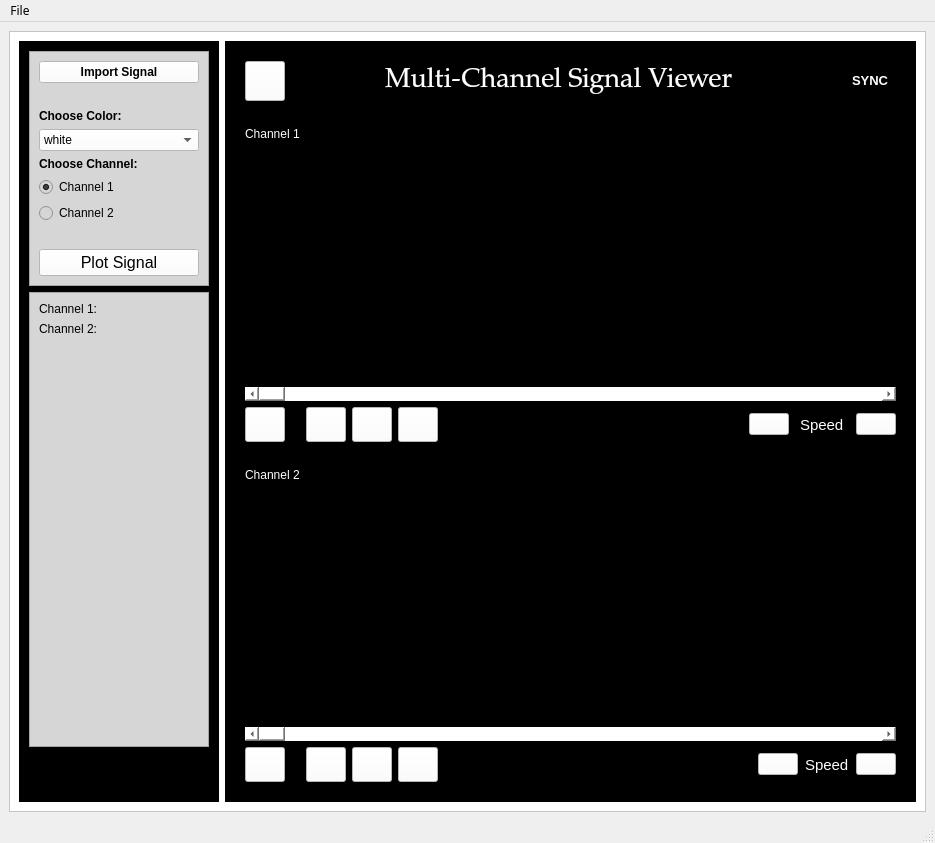
First picture: the form in Task 1/task1_design.ui, repository mohandemadx/MultiChannel_Signal_Viewer, before the edit.
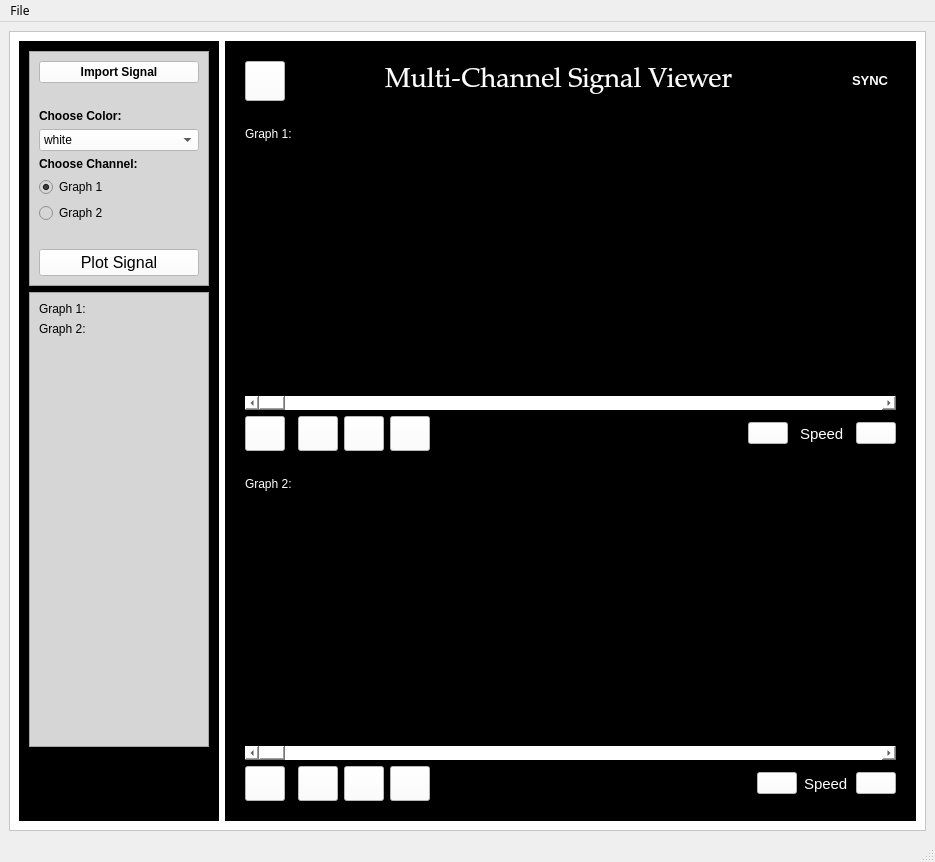
Second picture: the form after the edit. Icons and pictures are not drawn. Custom widgets are drawn as their Qt base class.

```diff
--- a/Task 1/task1_design.ui
+++ b/Task 1/task1_design.ui
@@ -7,7 +7,7 @@
     <x>0</x>
     <y>0</y>
     <width>935</width>
-    <height>843</height>
+    <height>862</height>
    </rect>
   </property>
   <property name="font">
@@ -225,7 +225,7 @@
 color: rgb(0, 0, 0);</string>
                </property>
                <property name="text">
-                <string>Channel 1</string>
+                <string>Graph 1</string>
                </property>
                <property name="checked">
                 <bool>true</bool>
@@ -269,7 +269,7 @@
                 <string notr="true">color: rgb(0, 0, 0);</string>
                </property>
                <property name="text">
-                <string>Channel 2</string>
+                <string>Graph 2</string>
                </property>
               </widget>
              </item>
@@ -308,7 +308,7 @@
                 </font>
                </property>
                <property name="text">
-                <string>Channel 1:</string>
+                <string>Graph 1:</string>
                </property>
               </widget>
              </item>
@@ -323,7 +323,7 @@
                 </font>
                </property>
                <property name="text">
-                <string>Channel 2:</string>
+                <string>Graph 2:</string>
                </property>
               </widget>
              </item>
@@ -387,7 +387,7 @@
                 <string notr="true">color: rgb(255, 255, 255);</string>
                </property>
                <property name="text">
-                <string>Channel 1</string>
+                <string>Graph 1:</string>
                </property>
               </widget>
              </item>
@@ -1027,7 +1027,7 @@
                 <string notr="true">color: rgb(255, 255, 255);</string>
                </property>
                <property name="text">
-                <string>Channel 2</string>
+                <string>Graph 2:</string>
                </property>
               </widget>
              </item>
```
Left out of the diff: 2 changed lines with no effect on the pictures.
